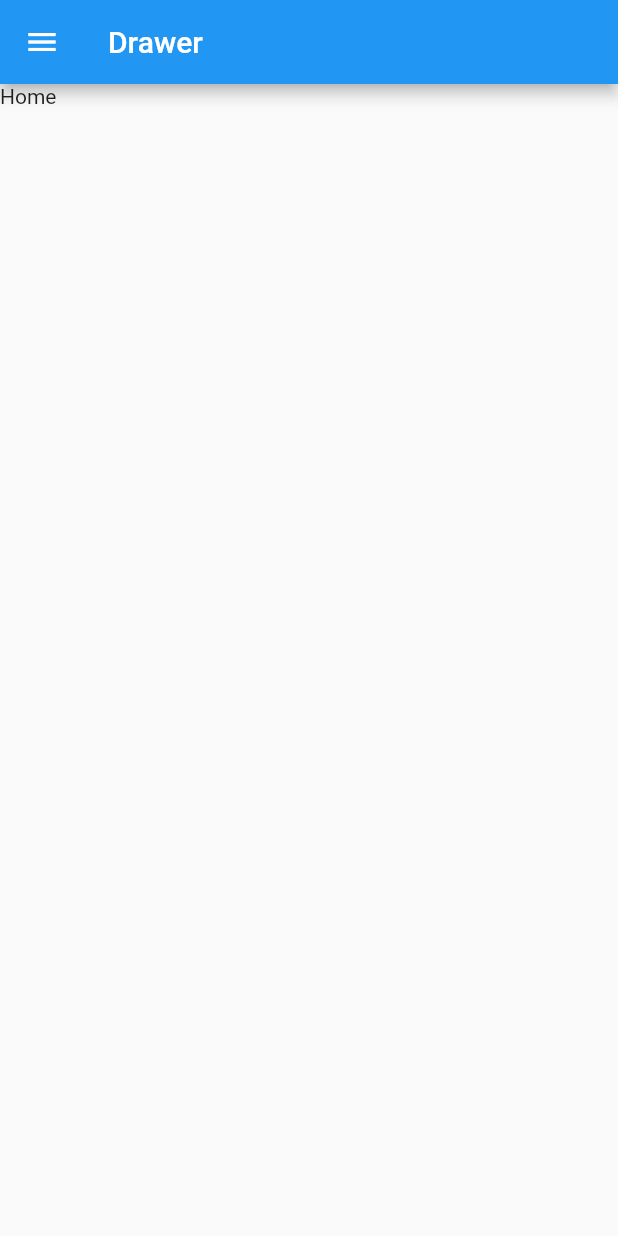
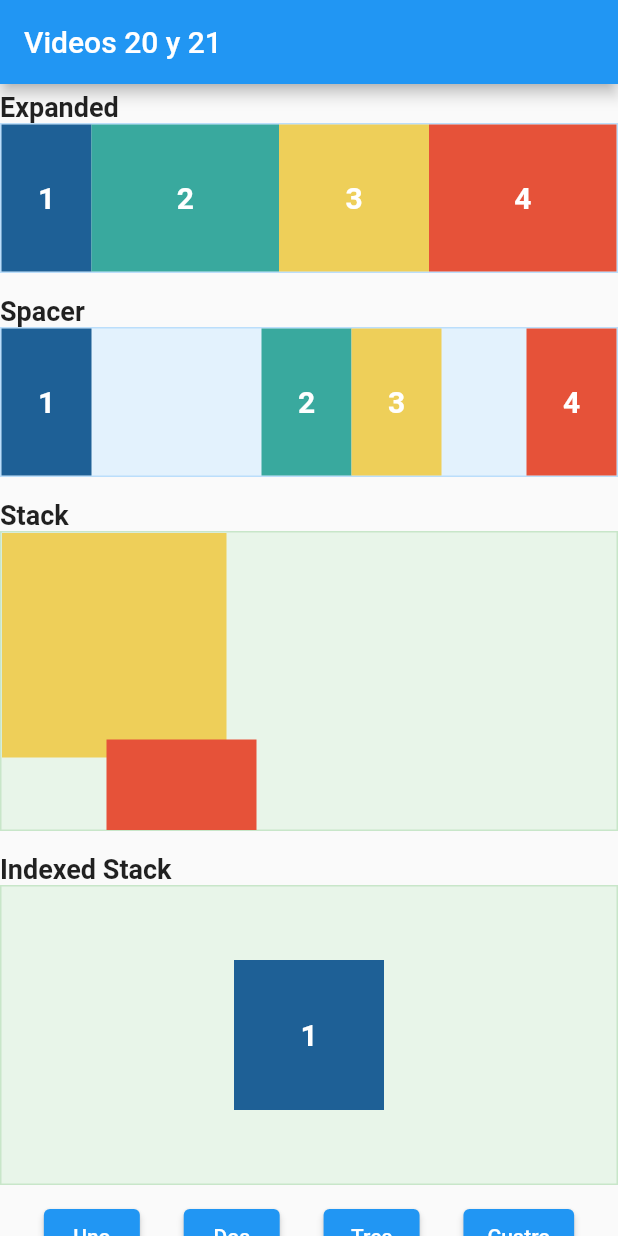
Before and after one commit to australmaximus/u1_flutter, a Flutter app: the screen it shows after launch, on a phone screen of 412 x 824 dp. Run offline on Flutter 3.47's test engine with Material 2 defaults, Android fonts, the phone set to English and light mode, and no system bars; our stand-ins replace material_design_icons_flutter.

Commit message:
Drawer con transición animada, Expanded y Spacer, Stack e IndexedStack

```diff
--- a/lib/main.dart
+++ b/lib/main.dart
@@ -10,6 +10,7 @@ import 'package:u1_300/pages/lista_page.dart';
 import 'package:u1_300/pages/lista_page2.dart';
 import 'package:u1_300/pages/lista_page3.dart';
 import 'package:u1_300/pages/tabs_page.dart';
+import 'package:u1_300/pages/vid2021_page.dart';
 
 void main() {
   runApp(MyApp());
@@ -34,7 +35,7 @@ class MyApp extends StatelessWidget {
         // is not restarted.
         primarySwatch: Colors.blue,
       ),
-      home: DrawerPage(),
+      home: ViD2021Page(),
     );
   }
 }
--- /dev/null
+++ b/lib/pages/drawer/dw_home.dart
@@ -0,0 +1,20 @@
+import 'package:flutter/material.dart';
+
+class DwHomePage extends StatelessWidget {
+  const DwHomePage({Key? key}) : super(key: key);
+
+  @override
+  Widget build(BuildContext context) {
+    return Scaffold(
+      appBar: AppBar(
+        title: Text('Home'),
+      ),
+      body: Center(
+        child: Text(
+          'Home',
+          style: TextStyle(fontSize: 20, fontWeight: FontWeight.bold),
+        ),
+      ),
+    );
+  }
+}
--- /dev/null
+++ b/lib/pages/drawer/dw_lanzamientos.dart
@@ -0,0 +1,20 @@
+import 'package:flutter/material.dart';
+
+class DwLanzamientosPage extends StatelessWidget {
+  const DwLanzamientosPage({Key? key}) : super(key: key);
+
+  @override
+  Widget build(BuildContext context) {
+    return Scaffold(
+      appBar: AppBar(
+        title: Text('Lanzamientos'),
+      ),
+      body: Center(
+        child: Text(
+          'Lanzamientos',
+          style: TextStyle(fontSize: 20, fontWeight: FontWeight.bold),
+        ),
+      ),
+    );
+  }
+}
--- /dev/null
+++ b/lib/pages/drawer/dw_naves.dart
@@ -0,0 +1,20 @@
+import 'package:flutter/material.dart';
+
+class DwNavesPage extends StatelessWidget {
+  const DwNavesPage({Key? key}) : super(key: key);
+
+  @override
+  Widget build(BuildContext context) {
+    return Scaffold(
+      appBar: AppBar(
+        title: Text('Naves'),
+      ),
+      body: Center(
+        child: Text(
+          'Naves',
+          style: TextStyle(fontSize: 20, fontWeight: FontWeight.bold),
+        ),
+      ),
+    );
+  }
+}
--- /dev/null
+++ b/lib/pages/drawer/dw_visitantes.dart
@@ -0,0 +1,20 @@
+import 'package:flutter/material.dart';
+
+class DwVisitantesPage extends StatelessWidget {
+  const DwVisitantesPage({Key? key}) : super(key: key);
+
+  @override
+  Widget build(BuildContext context) {
+    return Scaffold(
+      appBar: AppBar(
+        title: Text('Visitantes'),
+      ),
+      body: Center(
+        child: Text(
+          'Visitantes',
+          style: TextStyle(fontSize: 20, fontWeight: FontWeight.bold),
+        ),
+      ),
+    );
+  }
+}
--- a/lib/pages/drawer_page.dart
+++ b/lib/pages/drawer_page.dart
@@ -1,5 +1,9 @@
 import 'package:flutter/material.dart';
 import 'package:material_design_icons_flutter/material_design_icons_flutter.dart';
+import 'package:u1_300/pages/drawer/dw_home.dart';
+import 'package:u1_300/pages/drawer/dw_lanzamientos.dart';
+import 'package:u1_300/pages/drawer/dw_naves.dart';
+import 'package:u1_300/pages/drawer/dw_visitantes.dart';
 import 'package:u1_300/pages/tabs/tab_home.dart';
 import 'package:u1_300/pages/tabs/tab_lanzamientos.dart';
 import 'package:u1_300/pages/tabs/tab_naves.dart';
@@ -99,18 +103,37 @@ class DrawerPage extends StatelessWidget {
 
   void _navegar(BuildContext context, int pagina) {
     List<Widget> paginas = [
-      TabsHomePage(),
-      TabsLanzamientosPage(),
-      TabsNavesPage(),
-      TabsVisitantesPage(),
+      DwHomePage(),
+      DwLanzamientosPage(),
+      DwNavesPage(),
+      DwVisitantesPage(),
     ];
 
     final route = new MaterialPageRoute(builder: (context) {
       return paginas[pagina - 1];
     });
 
+    // builder que especifica tiempo de transicion, cambiarla cuando se navega
+    final pageRouteBuilder = new PageRouteBuilder(
+      transitionDuration: Duration(milliseconds: 300),
+      pageBuilder: (context, animation, animationTime) {
+        return paginas[pagina - 1];
+      },
+      transitionsBuilder: (context, animation, animationTime, child) {
+        return SlideTransition(
+          position: Tween(
+            // eje        X  Y , de donde viene la animacion
+            begin: Offset(1, 0), //-1, 1
+            end: Offset(0, 0),
+          ).animate(animation),
+          child: child,
+        );
+      },
+    );
+
     //antes de moverse a la pagina nueva, cierra el Drawer
     Navigator.pop(context);
-    Navigator.push(context, route);
+    //Navigator.push(context, route);
+    Navigator.push(context, pageRouteBuilder);
   }
 }
--- /dev/null
+++ b/lib/pages/vid2021_page.dart
@@ -0,0 +1,209 @@
+import 'package:flutter/material.dart';
+import 'package:u1_300/widgets/box_ejemplo.dart';
+import 'package:u1_300/widgets/box_titulo.dart';
+
+class ViD2021Page extends StatefulWidget {
+  const ViD2021Page({Key? key}) : super(key: key);
+
+  @override
+  _ViD2021PageState createState() => _ViD2021PageState();
+}
+
+class _ViD2021PageState extends State<ViD2021Page> {
+  //indice del stack para controlar
+  int _stackIndex = 0;
+  @override
+  Widget build(BuildContext context) {
+    return Scaffold(
+      appBar: AppBar(
+        title: Text('Videos 20 y 21'),
+      ),
+      //envolvemos la columna dentro de un SingleChildScrollView para eliminar el overflow si algo se sale de la pantalla
+      // y poder deslizarnos hacia abajo
+      body: SingleChildScrollView(
+        child: Column(
+          children: [
+            BoxTitulo(
+              titulo: 'Expanded',
+            ),
+            //espacio para colocar contenedores
+            Container(
+              height: 100,
+              width: double.infinity,
+              margin: EdgeInsets.only(bottom: 10),
+              decoration: BoxDecoration(
+                color: Colors.blue.shade50,
+                border: Border.all(color: Colors.blue.shade100),
+              ),
+              child: Row(
+                children: [
+                  //atributos de la caja
+                  BoxEjemplo(
+                    texto: '1',
+                    color: 0xFF1E6096,
+                    ancho: 60,
+                    alto: double.infinity,
+                  ),
+                  //Expanded los hace crecer, los divide pero en la cantidad de expanded que exista.
+                  //En conclusion, Expanded le dices al widget que se estire para ocupar el espacio disponible no lo esta ocupando nadie.
+                  Expanded(
+                      flex: 2,
+                      child: BoxEjemplo(
+                        texto: '2',
+                        color: 0xFF39A99E,
+                        ancho: 60,
+                        alto: double.infinity,
+                      )),
+                  BoxEjemplo(texto: '3', color: 0xFFEECF59),
+                  //se puede manipular la proporcion del expanded con el flex
+                  Expanded(
+                      flex: 2,
+                      child: BoxEjemplo(
+                        texto: '4',
+                        color: 0xFFE65239,
+                        ancho: 60,
+                        alto: double.infinity,
+                      )),
+                ],
+              ),
+            ),
+            BoxTitulo(
+              titulo: 'Spacer',
+            ),
+            Container(
+              height: 100,
+              width: double.infinity,
+              margin: EdgeInsets.only(bottom: 10),
+              decoration: BoxDecoration(
+                color: Colors.blue.shade50,
+                border: Border.all(color: Colors.blue.shade100),
+              ),
+              child: Row(
+                //mainAxisAlignment: MainAxisAlignment.spaceBetween,
+                children: [
+                  //atributos de la caja
+                  BoxEjemplo(
+                    texto: '1',
+                    color: 0xFF1E6096,
+                    ancho: 60,
+                    alto: double.infinity,
+                  ),
+                  //espaciador, ese que esta al final, que vaya del 1 al 2
+                  //En conclusion, Spacer redistribuye ese espacio a donde nosotros queramos.
+                  Spacer(flex: 2),
+                  BoxEjemplo(
+                    texto: '2',
+                    color: 0xFF39A99E,
+                    ancho: 60,
+                    alto: double.infinity,
+                  ),
+                  BoxEjemplo(
+                    texto: '3',
+                    color: 0xFFEECF59,
+                    ancho: 60,
+                    alto: double.infinity,
+                  ),
+                  Spacer(),
+                  BoxEjemplo(
+                    texto: '4',
+                    color: 0xFFE65239,
+                    ancho: 60,
+                    alto: double.infinity,
+                  ),
+                ],
+              ),
+            ),
+            //Stack nos permite color un widget encima de otro
+            BoxTitulo(
+              titulo: 'Stack',
+            ),
+            Container(
+              height: 200,
+              width: double.infinity,
+              margin: EdgeInsets.only(bottom: 10),
+              decoration: BoxDecoration(
+                color: Colors.green.shade50,
+                border: Border.all(color: Colors.green.shade100),
+              ),
+              child: Stack(
+                //Quitar overflow, que se salga del stack
+                //clipBehavior: Clip.none,
+                children: [
+                  Container(
+                    width: 150,
+                    height: 150,
+                    color: Color(0xFFEECF59),
+                  ),
+                  Positioned(
+                    // right: 0,
+                    bottom: -40,
+                    left: 70,
+                    //top: 60,
+                    child: Container(
+                      width: 100,
+                      height: 100,
+                      color: Color(0xFFE65239),
+                    ),
+                  )
+                ],
+              ),
+            ),
+            BoxTitulo(
+              titulo: 'Indexed Stack',
+            ),
+            Container(
+              height: 200,
+              alignment: Alignment.center,
+              width: double.infinity,
+              margin: EdgeInsets.only(bottom: 10),
+              decoration: BoxDecoration(
+                color: Colors.green.shade50,
+                border: Border.all(color: Colors.green.shade100),
+              ),
+              child: IndexedStack(
+                index:
+                    _stackIndex, // lista 0, 1, 2, 3, con esto se controla cual esta visible
+                children: [
+                  BoxEjemplo(texto: '1', color: 0xFF1E6096),
+                  BoxEjemplo(texto: '2', color: 0xFF39A99E),
+                  BoxEjemplo(texto: '3', color: 0xFFEECF59),
+                  BoxEjemplo(texto: '4', color: 0xFFE65239),
+                ],
+              ),
+            ),
+            Container(
+              child: Row(
+                mainAxisAlignment: MainAxisAlignment.spaceEvenly,
+                children: [
+                  ElevatedButton(
+                    child: Text('Uno'),
+                    onPressed: () => _cambiarStackIndex(1),
+                  ),
+                  ElevatedButton(
+                    child: Text('Dos'),
+                    onPressed: () => _cambiarStackIndex(2),
+                  ),
+                  ElevatedButton(
+                    child: Text('Tres'),
+                    onPressed: () => _cambiarStackIndex(3),
+                  ),
+                  ElevatedButton(
+                    child: Text('Cuatro'),
+                    onPressed: () => _cambiarStackIndex(4),
+                  ),
+                ],
+              ),
+            ),
+          ],
+        ),
+      ),
+    );
+  }
+
+  //Funciona
+  void _cambiarStackIndex(int index) {
+    setState(() {
+      _stackIndex = index - 1;
+    });
+  }
+}
--- /dev/null
+++ b/lib/widgets/box_ejemplo.dart
@@ -0,0 +1,31 @@
+import 'package:flutter/material.dart';
+
+class BoxEjemplo extends StatelessWidget {
+  const BoxEjemplo({
+    this.texto = "",
+    this.color = 0xFF0000FF,
+    this.ancho = 100,
+    this.alto = 100,
+    Key? key,
+  }) : super(key: key);
+
+  //definimos atributos para el constructor
+  final String texto;
+  final int color;
+  final double ancho, alto;
+
+  @override
+  Widget build(BuildContext context) {
+    return Container(
+      width: this.ancho,
+      height: this.alto,
+      alignment: Alignment.center,
+      color: Color(this.color),
+      child: Text(
+        this.texto,
+        style: TextStyle(
+            fontSize: 20, fontWeight: FontWeight.bold, color: Colors.white),
+      ),
+    );
+  }
+}
--- /dev/null
+++ b/lib/widgets/box_titulo.dart
@@ -0,0 +1,24 @@
+import 'package:flutter/material.dart';
+
+class BoxTitulo extends StatelessWidget {
+  const BoxTitulo({
+    this.titulo = "",
+    Key? key,
+  }) : super(key: key);
+
+  //definimos atributos para este caso
+
+  final String titulo;
+
+  @override
+  Widget build(BuildContext context) {
+    return Container(
+      width: double.infinity,
+      padding: EdgeInsets.only(top: 5),
+      child: Text(
+        this.titulo,
+        style: TextStyle(fontSize: 18, fontWeight: FontWeight.bold),
+      ),
+    );
+  }
+}
```
